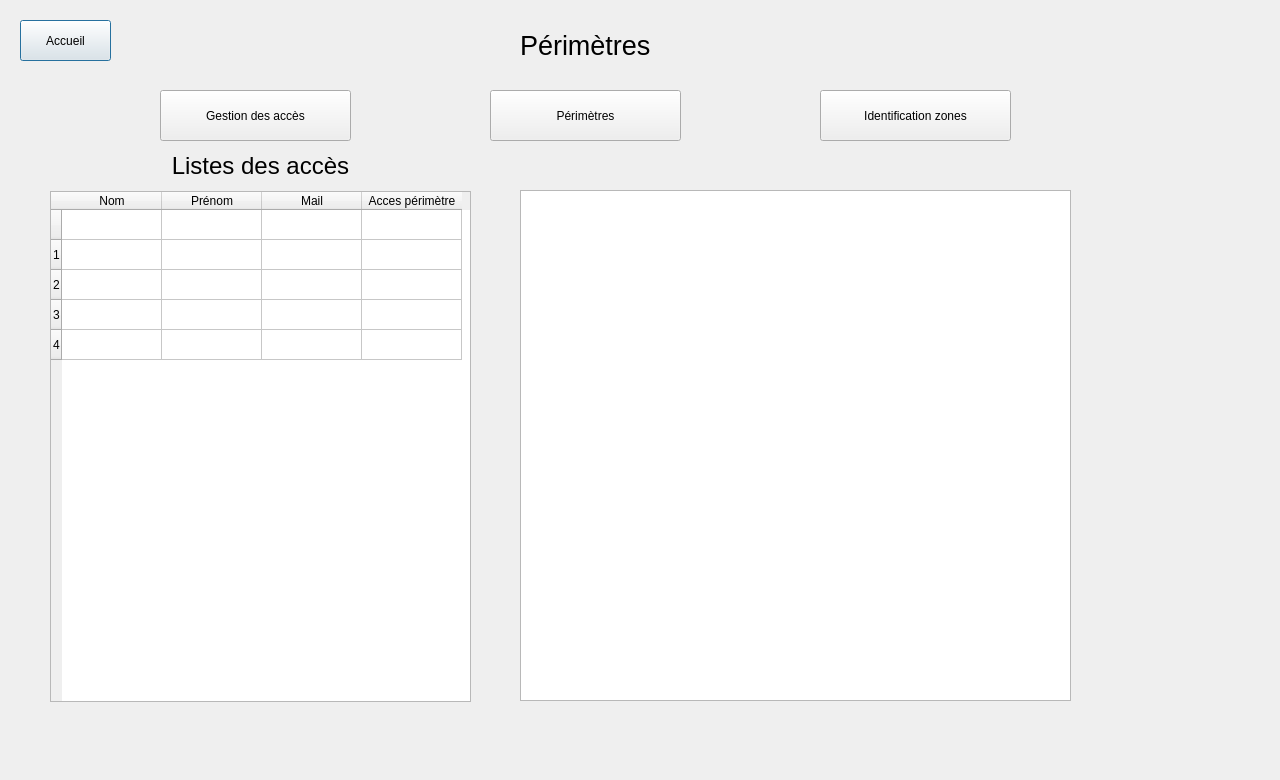
simzrch/Projet_Entremont, file Projet_Ajour/perimetres.ui: the form before one commit.
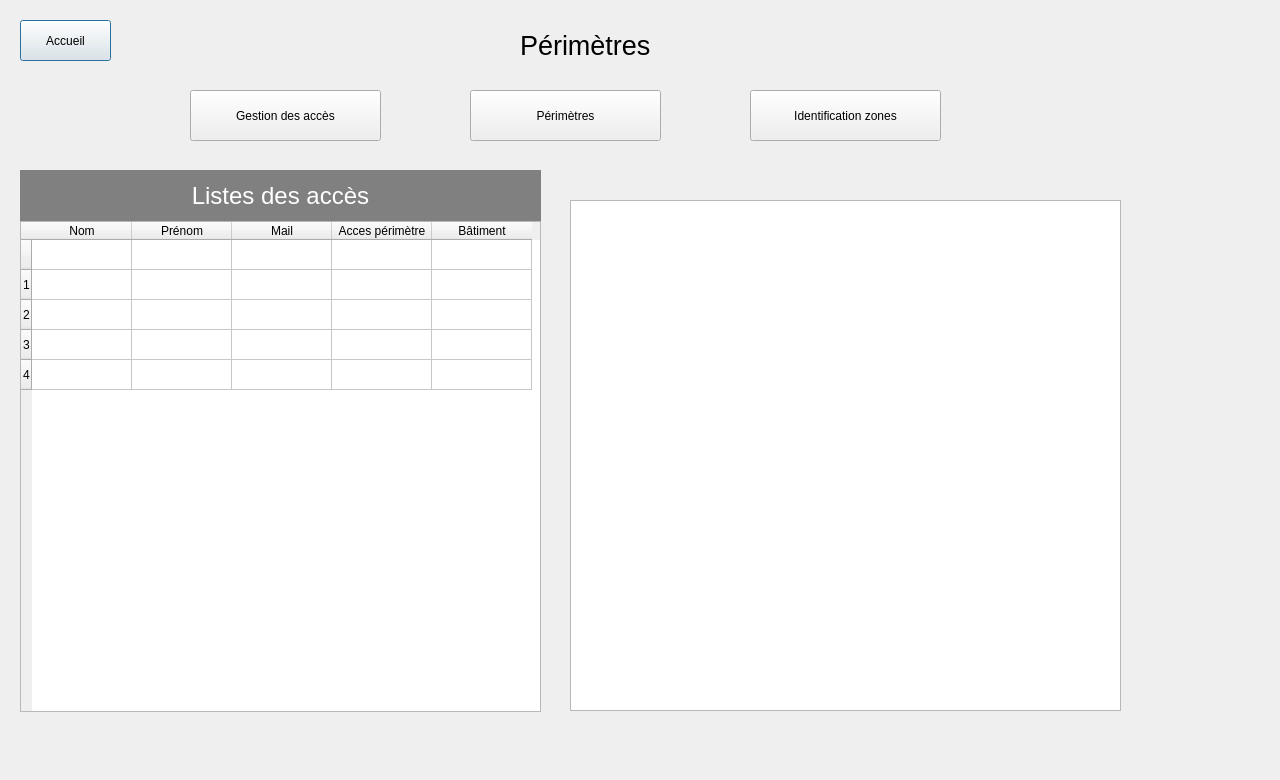
The form after the commit.

What changed in the file:
```diff
--- a/Projet_Ajour/perimetres.ui
+++ b/Projet_Ajour/perimetres.ui
@@ -29,7 +29,7 @@
   <widget class="QPushButton" name="ButtonGestion">
    <property name="geometry">
     <rect>
-     <x>160</x>
+     <x>190</x>
      <y>90</y>
      <width>191</width>
      <height>51</height>
@@ -42,7 +42,7 @@
   <widget class="QPushButton" name="ButtonPerimetres">
    <property name="geometry">
     <rect>
-     <x>490</x>
+     <x>470</x>
      <y>90</y>
      <width>191</width>
      <height>51</height>
@@ -55,7 +55,7 @@
   <widget class="QPushButton" name="ButtonZones">
    <property name="geometry">
     <rect>
-     <x>820</x>
+     <x>750</x>
      <y>90</y>
      <width>191</width>
      <height>51</height>
@@ -68,8 +68,8 @@
   <widget class="QListView" name="listView_3">
    <property name="geometry">
     <rect>
-     <x>520</x>
-     <y>190</y>
+     <x>570</x>
+     <y>200</y>
      <width>551</width>
      <height>511</height>
     </rect>
@@ -96,10 +96,10 @@
   <widget class="QTableWidget" name="tableWidget_2">
    <property name="geometry">
     <rect>
-     <x>50</x>
-     <y>191</y>
-     <width>421</width>
-     <height>511</height>
+     <x>20</x>
+     <y>221</y>
+     <width>521</width>
+     <height>491</height>
     </rect>
    </property>
    <row>
@@ -147,13 +147,18 @@
      <string>Acces périmètre</string>
     </property>
    </column>
+   <column>
+    <property name="text">
+     <string>Bâtiment</string>
+    </property>
+   </column>
   </widget>
   <widget class="QLabel" name="label_3">
    <property name="geometry">
     <rect>
-     <x>50</x>
-     <y>140</y>
-     <width>421</width>
+     <x>20</x>
+     <y>170</y>
+     <width>521</width>
      <height>51</height>
     </rect>
    </property>
@@ -162,6 +167,14 @@
      <pointsize>18</pointsize>
     </font>
    </property>
+   <property name="styleSheet">
+    <string notr="true">QLabel {
+    background-color: gray;
+	color: #ffffff; /* Couleur du texte (blanc dans cet exemple) */
+    border: none;
+}
+</string>
+   </property>
    <property name="text">
     <string>Listes des accès</string>
    </property>
```
Left out of the diff: 4 changed lines with no effect on the pictures.
